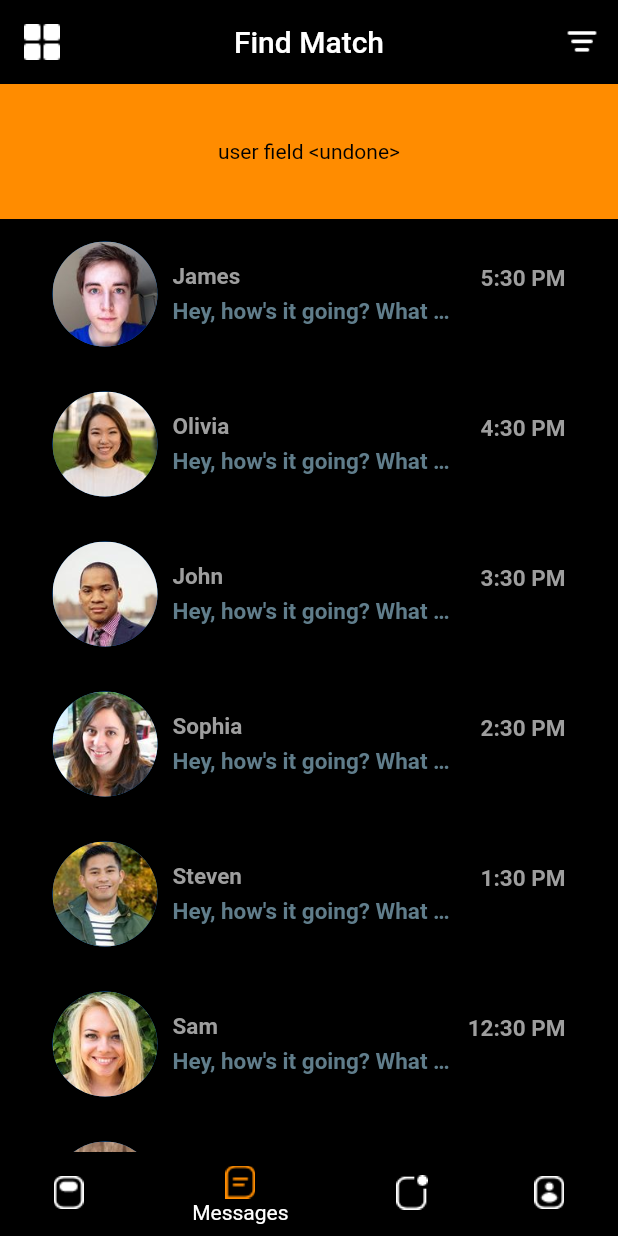
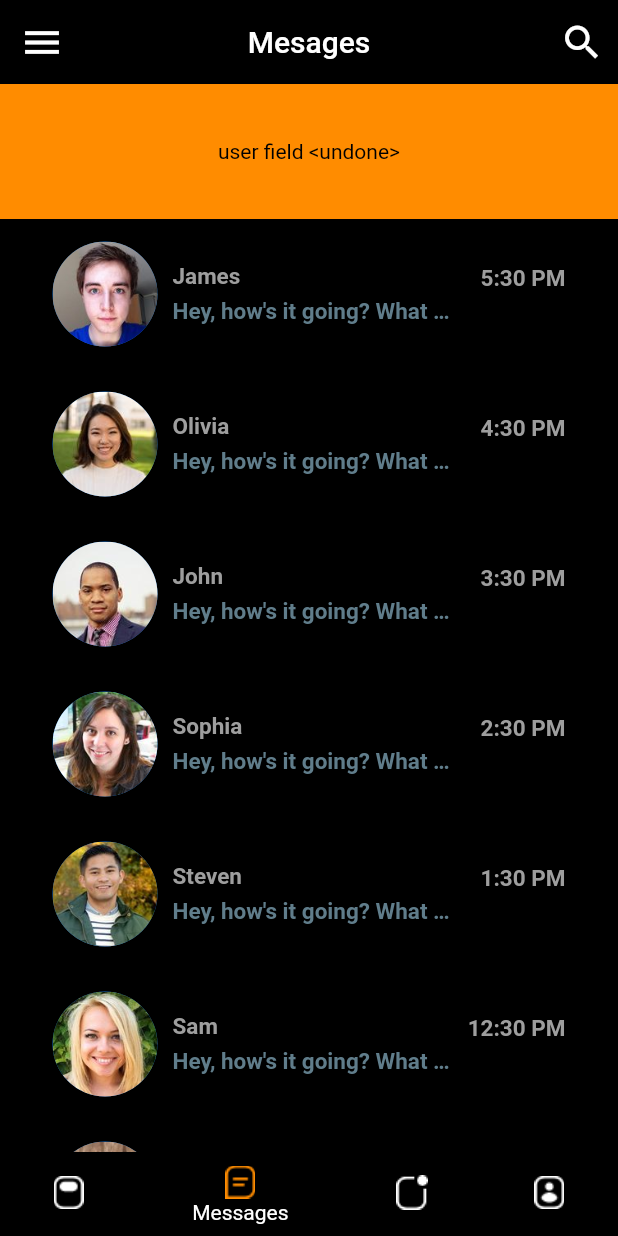
Before and after one commit to tinhpt38/tinder_clone_flutter2, a Flutter app: the screen it shows after launch, item 2 of the bottom bar chosen, on a phone screen of 412 x 824 dp. Run offline on Flutter 3.47's test engine with Material 2 defaults, Android fonts, the phone set to English and light mode, and no system bars; our stand-ins replace tcard.

```diff
--- a/lib/pages/message_page.dart
+++ b/lib/pages/message_page.dart
@@ -12,30 +12,28 @@ class _MessagePageState extends State<MessagePage> {
   Widget build(BuildContext context) {
     return Scaffold(
       backgroundColor: AppColors.black,
-      // appBar: AppBar(
-      //   leading: IconButton(
-      //     icon: Icon(Icons.menu),
-      //     iconSize: 30.0,
-      //     color: Colors.white,
-      //     onPressed: () {},
-      //   ),
-      //   title: Text(
-      //     'Chats',
-      //     style: TextStyle(
-      //       fontSize: 28.0,
-      //       fontWeight: FontWeight.bold,
-      //     ),
-      //   ),
-      //   elevation: 0.0,
-      //   actions: <Widget>[
-      //     IconButton(
-      //       icon: Icon(Icons.search),
-      //       iconSize: 30.0,
-      //       color: Colors.white,
-      //       onPressed: () {},
-      //     ),
-      //   ],
-      // ),
+      appBar: AppBar(
+        backgroundColor: Colors.black,
+        centerTitle: true,
+        leading: IconButton(
+          icon: Icon(Icons.menu),
+          iconSize: 30.0,
+          color: Colors.white,
+          onPressed: () {},
+        ),
+        title: Text(
+          'Mesages',
+        ),
+        elevation: 0.0,
+        actions: <Widget>[
+          IconButton(
+            icon: Icon(Icons.search),
+            iconSize: 30.0,
+            color: Colors.white,
+            onPressed: () {},
+          ),
+        ],
+      ),
       body: Column(
         children: <Widget>[
           Container(
@@ -45,9 +43,7 @@ class _MessagePageState extends State<MessagePage> {
             child: Center(
               child: Text(
                 'user field <undone>',
-                style: TextStyle(
-                  color: AppColors.black
-                ),
+                style: TextStyle(color: AppColors.black),
               ),
             ),
           ),
--- a/lib/pages/root_page.dart
+++ b/lib/pages/root_page.dart
@@ -24,20 +24,6 @@ class _RootPageState extends State<RootPage> {
   Widget build(BuildContext context) {
     return Scaffold(
       backgroundColor: AppColors.black,
-      appBar: AppBar(
-        brightness: Brightness.dark,
-          title: Text("Find Match"),
-          centerTitle: true,
-          backgroundColor: AppColors.black,
-          elevation: 0.0,
-          leading: IconButton(
-              onPressed: () {},
-              icon: ImageIcon(AssetImage('assets/images/dashboard.png'))),
-          actions: [
-            IconButton(
-                onPressed: () {},
-                icon: ImageIcon(AssetImage('assets/images/menu.png'))),
-          ]),
       body: _pages[_index],
       bottomNavigationBar: BottomNavigationBar(
         onTap: (index) {
@@ -80,9 +66,7 @@ class _RootPageState extends State<RootPage> {
                 color: AppColors.activeColor,
               )),
         ],
-        selectedLabelStyle: TextStyle(
-            color: AppColors.activeColor
-        ),
+        selectedLabelStyle: TextStyle(color: AppColors.activeColor),
         currentIndex: _index,
       ),
     );
```
Also changed, not shown: lib/pages/home_page.dart (+79 -112 lines), lib/pages/inbox.dart (+11 -30 lines).
